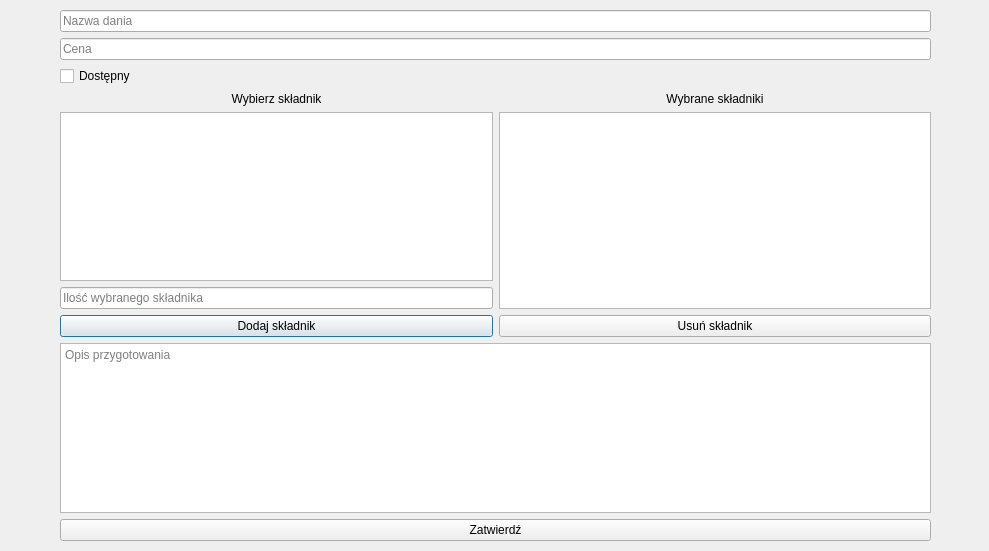
Qt form ui/addnewmeal.ui (IgnacyMermer/SystemRestauracji) before a commit.
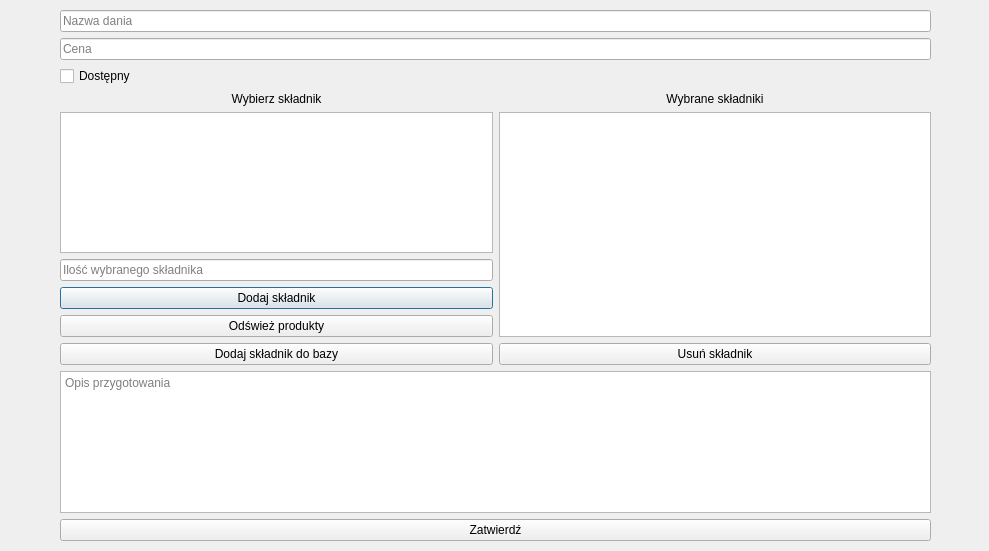
The same form after that commit.

Commit message: new screen to add new ingredients

Patch:
```diff
--- a/ui/addnewmeal.ui
+++ b/ui/addnewmeal.ui
@@ -75,6 +75,20 @@
           </property>
          </widget>
         </item>
+        <item>
+         <widget class="QPushButton" name="pushButton_refreshIngredients">
+          <property name="text">
+           <string>Odśwież produkty</string>
+          </property>
+         </widget>
+        </item>
+        <item>
+         <widget class="QPushButton" name="pushButton_addIngredientToDB">
+          <property name="text">
+           <string>Dodaj składnik do bazy</string>
+          </property>
+         </widget>
+        </item>
        </layout>
       </item>
       <item>
```
The commit also changes 7 other files.
